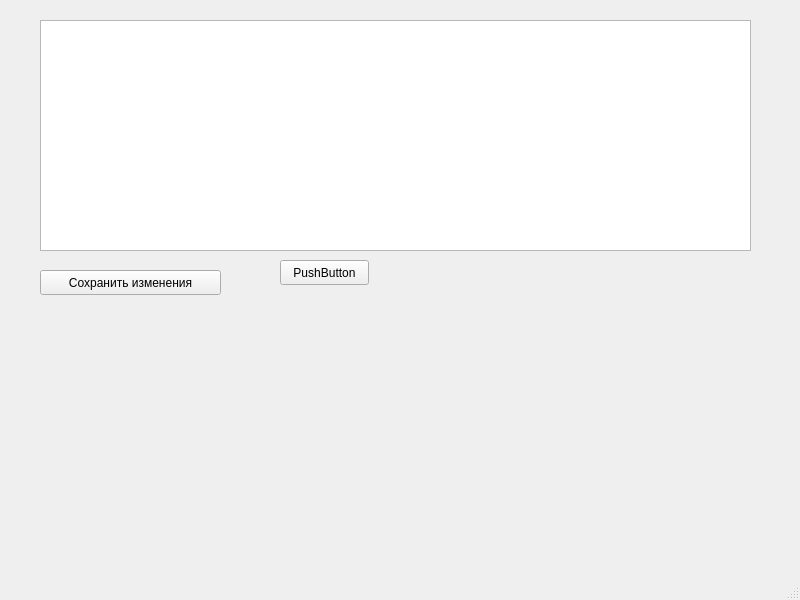
Old version of the form mainwindow.ui in the repository mishanyya/Qt_insert_and_select_data_to_the_DB_QSqlTableModel_QSqlTableModel.
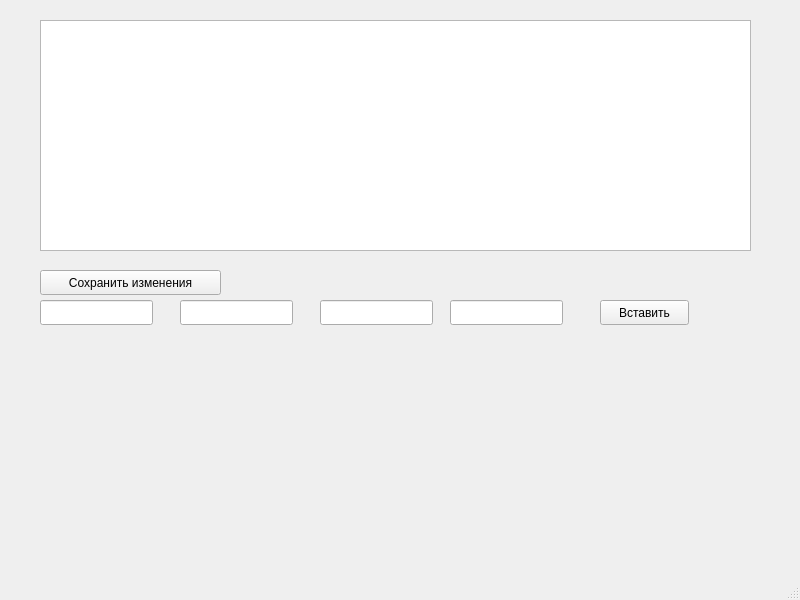
New version of the form.

```diff
--- a/mainwindow.ui
+++ b/mainwindow.ui
@@ -40,14 +40,54 @@
    <widget class="QPushButton" name="pushButton_2">
     <property name="geometry">
      <rect>
-      <x>280</x>
-      <y>260</y>
+      <x>600</x>
+      <y>300</y>
       <width>89</width>
       <height>25</height>
      </rect>
     </property>
     <property name="text">
-     <string>PushButton</string>
+     <string>Вставить</string>
+    </property>
+   </widget>
+   <widget class="QLineEdit" name="lineEdit">
+    <property name="geometry">
+     <rect>
+      <x>40</x>
+      <y>300</y>
+      <width>113</width>
+      <height>25</height>
+     </rect>
+    </property>
+   </widget>
+   <widget class="QLineEdit" name="lineEdit_2">
+    <property name="geometry">
+     <rect>
+      <x>180</x>
+      <y>300</y>
+      <width>113</width>
+      <height>25</height>
+     </rect>
+    </property>
+   </widget>
+   <widget class="QLineEdit" name="lineEdit_3">
+    <property name="geometry">
+     <rect>
+      <x>320</x>
+      <y>300</y>
+      <width>113</width>
+      <height>25</height>
+     </rect>
+    </property>
+   </widget>
+   <widget class="QLineEdit" name="lineEdit_4">
+    <property name="geometry">
+     <rect>
+      <x>450</x>
+      <y>300</y>
+      <width>113</width>
+      <height>25</height>
+     </rect>
     </property>
    </widget>
   </widget>
```
